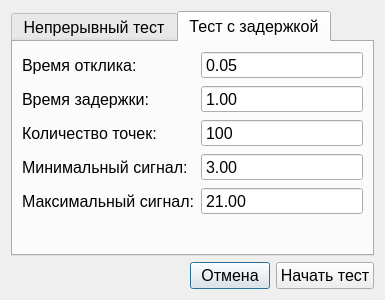
Qt form MainTestSettings.ui (Rekvim/MpiSki) before a commit.
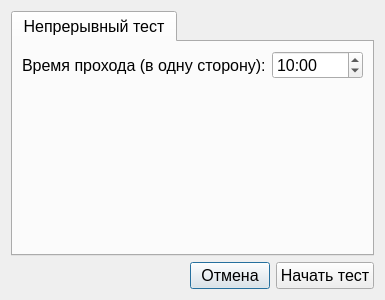
The same form after that commit.

What changed in the file:
```diff
--- a/MainTestSettings.ui
+++ b/MainTestSettings.ui
@@ -27,7 +27,7 @@
       </font>
      </property>
      <property name="currentIndex">
-      <number>1</number>
+      <number>0</number>
      </property>
      <widget class="QWidget" name="tab">
       <attribute name="title">
@@ -88,155 +88,6 @@
        </item>
       </layout>
      </widget>
-     <widget class="QWidget" name="tab_2">
-      <attribute name="title">
-       <string>Тест с задержкой</string>
-      </attribute>
-      <layout class="QFormLayout" name="formLayout">
-       <item row="0" column="0">
-        <widget class="QLabel" name="label_2">
-         <property name="text">
-          <string>Время отклика:</string>
-         </property>
-        </widget>
-       </item>
-       <item row="0" column="1">
-        <widget class="QDoubleSpinBox" name="doubleSpinBox_response">
-         <property name="buttonSymbols">
-          <enum>QAbstractSpinBox::ButtonSymbols::NoButtons</enum>
-         </property>
-         <property name="correctionMode">
-          <enum>QAbstractSpinBox::CorrectionMode::CorrectToNearestValue</enum>
-         </property>
-         <property name="minimum">
-          <double>0.050000000000000</double>
-         </property>
-         <property name="maximum">
-          <double>0.500000000000000</double>
-         </property>
-        </widget>
-       </item>
-       <item row="1" column="0">
-        <widget class="QLabel" name="label_3">
-         <property name="text">
-          <string>Время задержки:</string>
-         </property>
-        </widget>
-       </item>
-       <item row="1" column="1">
-        <widget class="QDoubleSpinBox" name="doubleSpinBox_delay">
-         <property name="buttonSymbols">
-          <enum>QAbstractSpinBox::ButtonSymbols::NoButtons</enum>
-         </property>
-         <property name="correctionMode">
-          <enum>QAbstractSpinBox::CorrectionMode::CorrectToNearestValue</enum>
-         </property>
-         <property name="minimum">
-          <double>0.500000000000000</double>
-         </property>
-         <property name="maximum">
-          <double>6.000000000000000</double>
-         </property>
-         <property name="value">
-          <double>1.000000000000000</double>
-         </property>
-        </widget>
-       </item>
-       <item row="2" column="0">
-        <widget class="QLabel" name="label_4">
-         <property name="text">
-          <string>Количество точек:</string>
-         </property>
-        </widget>
-       </item>
-       <item row="2" column="1">
-        <widget class="QDoubleSpinBox" name="doubleSpinBox_points">
-         <property name="buttonSymbols">
-          <enum>QAbstractSpinBox::ButtonSymbols::NoButtons</enum>
-         </property>
-         <property name="correctionMode">
-          <enum>QAbstractSpinBox::CorrectionMode::CorrectToNearestValue</enum>
-         </property>
-         <property name="decimals">
-          <number>0</number>
-         </property>
-         <property name="minimum">
-          <double>50.000000000000000</double>
-         </property>
-         <property name="maximum">
-          <double>150.000000000000000</double>
-         </property>
-         <property name="value">
-          <double>100.000000000000000</double>
-         </property>
-        </widget>
-       </item>
-       <item row="3" column="0">
-        <widget class="QLabel" name="label_5">
-         <property name="text">
-          <string>Минимальный сигнал:</string>
-         </property>
-        </widget>
-       </item>
-       <item row="3" column="1">
-        <widget class="QDoubleSpinBox" name="doubleSpinBox_signal_min">
-         <property name="buttonSymbols">
-          <enum>QAbstractSpinBox::ButtonSymbols::NoButtons</enum>
-         </property>
-         <property name="correctionMode">
-          <enum>QAbstractSpinBox::CorrectionMode::CorrectToNearestValue</enum>
-         </property>
-         <property name="decimals">
-          <number>2</number>
-         </property>
-         <property name="minimum">
-          <double>3.000000000000000</double>
-         </property>
-         <property name="maximum">
-          <double>21.000000000000000</double>
-         </property>
-         <property name="singleStep">
-          <double>1.000000000000000</double>
-         </property>
-         <property name="value">
-          <double>3.000000000000000</double>
-         </property>
-        </widget>
-       </item>
-       <item row="4" column="0">
-        <widget class="QLabel" name="label_6">
-         <property name="text">
-          <string>Максимальный сигнал:</string>
-         </property>
-        </widget>
-       </item>
-       <item row="4" column="1">
-        <widget class="QDoubleSpinBox" name="doubleSpinBox_signal_max">
-         <property name="buttonSymbols">
-          <enum>QAbstractSpinBox::ButtonSymbols::NoButtons</enum>
-         </property>
-         <property name="correctionMode">
-          <enum>QAbstractSpinBox::CorrectionMode::CorrectToNearestValue</enum>
-         </property>
-         <property name="decimals">
-          <number>2</number>
-         </property>
-         <property name="minimum">
-          <double>3.000000000000000</double>
-         </property>
-         <property name="maximum">
-          <double>21.000000000000000</double>
-         </property>
-         <property name="singleStep">
-          <double>1.000000000000000</double>
-         </property>
-         <property name="value">
-          <double>21.000000000000000</double>
-         </property>
-        </widget>
-       </item>
-      </layout>
-     </widget>
     </widget>
    </item>
    <item>
```
Left out of the diff: 5 changed lines with no effect on the pictures.
